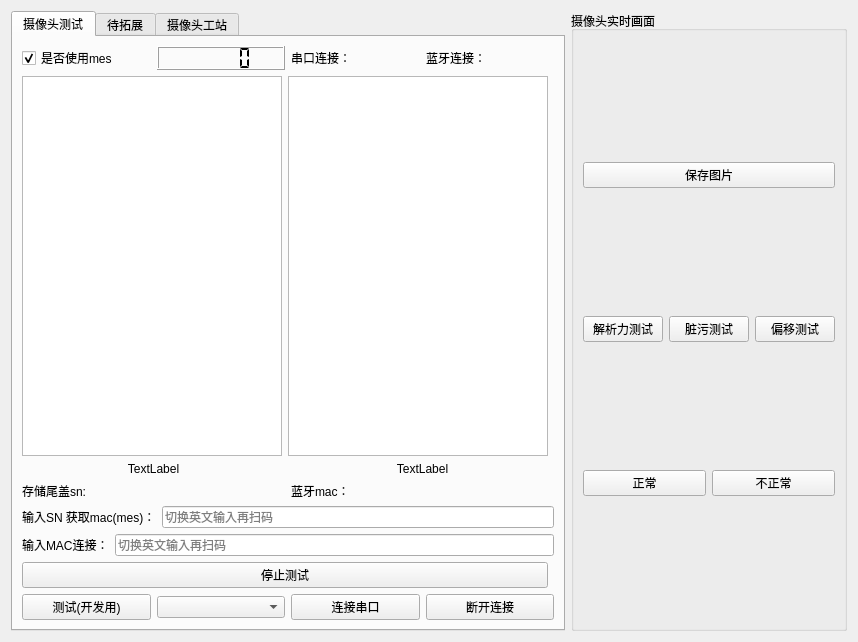
yuhuang163/test, file work_station/camera/cameratest.ui: the form before one commit.
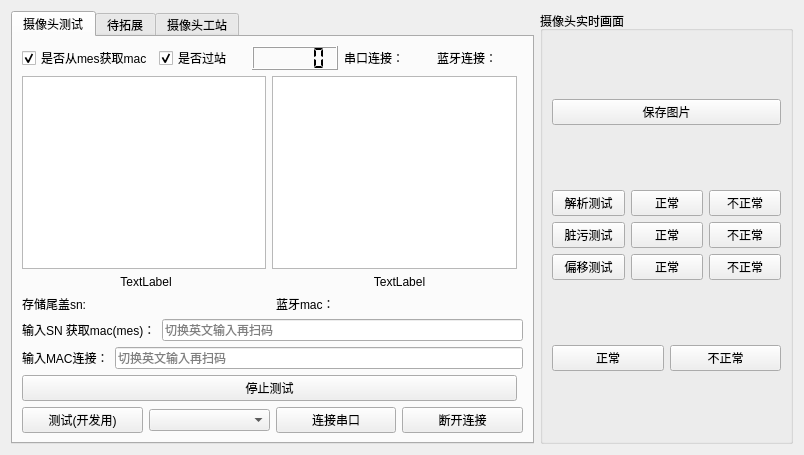
The form after the commit.

```diff
--- a/work_station/camera/cameratest.ui
+++ b/work_station/camera/cameratest.ui
@@ -6,8 +6,8 @@
    <rect>
     <x>0</x>
     <y>0</y>
-    <width>858</width>
-    <height>642</height>
+    <width>804</width>
+    <height>455</height>
    </rect>
   </property>
   <property name="windowTitle">
@@ -57,6 +57,16 @@
          <property name="topMargin">
           <number>0</number>
          </property>
+         <item>
+          <widget class="QCheckBox" name="isformmes">
+           <property name="text">
+            <string>是否从mes获取mac</string>
+           </property>
+           <property name="checked">
+            <bool>true</bool>
+           </property>
+          </widget>
+         </item>
          <item>
           <widget class="QCheckBox" name="isusemes">
            <property name="sizePolicy">
@@ -66,7 +76,7 @@
             </sizepolicy>
            </property>
            <property name="text">
-            <string>是否使用mes</string>
+            <string>是否过站</string>
            </property>
            <property name="checkable">
             <bool>true</bool>
@@ -618,7 +628,12 @@
      </property>
      <layout class="QGridLayout" name="gridLayout_4">
       <item row="2" column="0">
-       <layout class="QHBoxLayout" name="horizontalLayout_9">
+       <layout class="QVBoxLayout" name="verticalLayout_2">
+        <property name="topMargin">
+         <number>0</number>
+        </property>
+        <item>
+         <layout class="QHBoxLayout" name="horizontalLayout_13">
         <item>
          <widget class="QPushButton" name="ResolutionTestButton">
           <property name="sizePolicy">
@@ -628,10 +643,28 @@
            </sizepolicy>
           </property>
           <property name="text">
-           <string>解析力测试</string>
+             <string>解析测试</string>
           </property>
          </widget>
         </item>
+          <item>
+           <widget class="QPushButton" name="jxl_normal">
+            <property name="text">
+             <string>正常</string>
+            </property>
+           </widget>
+          </item>
+          <item>
+           <widget class="QPushButton" name="jxl_abnormal">
+            <property name="text">
+             <string>不正常</string>
+            </property>
+           </widget>
+          </item>
+         </layout>
+        </item>
+        <item>
+         <layout class="QHBoxLayout" name="horizontalLayout_12">
         <item>
          <widget class="QPushButton" name="DirtyTestButton">
           <property name="sizePolicy">
@@ -646,6 +679,24 @@
          </widget>
         </item>
         <item>
+           <widget class="QPushButton" name="zw_normal">
+            <property name="text">
+             <string>正常</string>
+            </property>
+           </widget>
+          </item>
+          <item>
+           <widget class="QPushButton" name="zw_abnormal">
+            <property name="text">
+             <string>不正常</string>
+            </property>
+           </widget>
+          </item>
+         </layout>
+        </item>
+        <item>
+         <layout class="QHBoxLayout" name="horizontalLayout_11">
+          <item>
          <widget class="QPushButton" name="OffsetTest">
           <property name="sizePolicy">
            <sizepolicy hsizetype="Preferred" vsizetype="Fixed">
@@ -658,6 +709,22 @@
           </property>
          </widget>
         </item>
+          <item>
+           <widget class="QPushButton" name="py_normal">
+            <property name="text">
+             <string>正常</string>
+            </property>
+           </widget>
+          </item>
+          <item>
+           <widget class="QPushButton" name="py_abnormal">
+            <property name="text">
+             <string>不正常</string>
+            </property>
+           </widget>
+          </item>
+         </layout>
+        </item>
        </layout>
       </item>
       <item row="3" column="0">
```
Left out of the diff: 14 changed lines with no effect on the pictures. Lines whose indentation alone changed are shown as unchanged.
